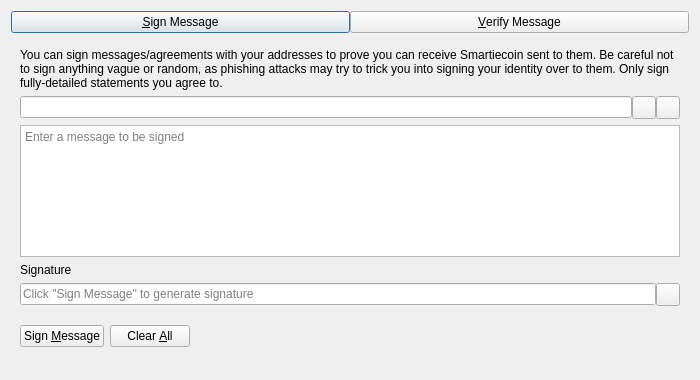
This is src/qt/forms/signverifymessagedialog.ui in Korsh-Dev/Korsh-Code-Mainnet as Qt 5 draws it before an edit. The edited form follows.
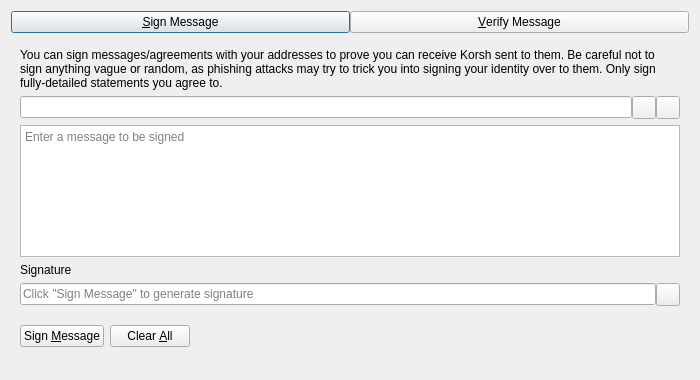
This is the edited form. Custom widgets are drawn as their Qt base class.

Commit message: Initialize Korsh Core mainnet fork

Patch:
```diff
--- a/src/qt/forms/signverifymessagedialog.ui
+++ b/src/qt/forms/signverifymessagedialog.ui
@@ -63,7 +63,7 @@
        <item>
         <widget class="QLabel" name="infoLabel_SM">
          <property name="text">
-          <string>You can sign messages/agreements with your addresses to prove you can receive Smartiecoin sent to them. Be careful not to sign anything vague or random, as phishing attacks may try to trick you into signing your identity over to them. Only sign fully-detailed statements you agree to.</string>
+          <string>You can sign messages/agreements with your addresses to prove you can receive Korsh sent to them. Be careful not to sign anything vague or random, as phishing attacks may try to trick you into signing your identity over to them. Only sign fully-detailed statements you agree to.</string>
          </property>
          <property name="textFormat">
           <enum>Qt::PlainText</enum>
```
Left out of the diff: 10 changed lines with no effect on the pictures. The commit also changes 648 other files.
